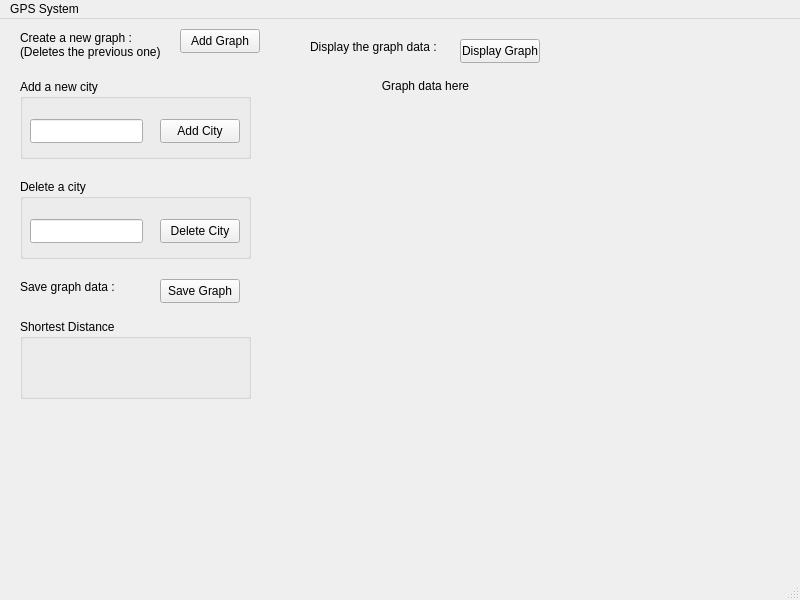
Yara-5/CS-Lab-Project, file Project/gps_system.ui: the form before one commit.
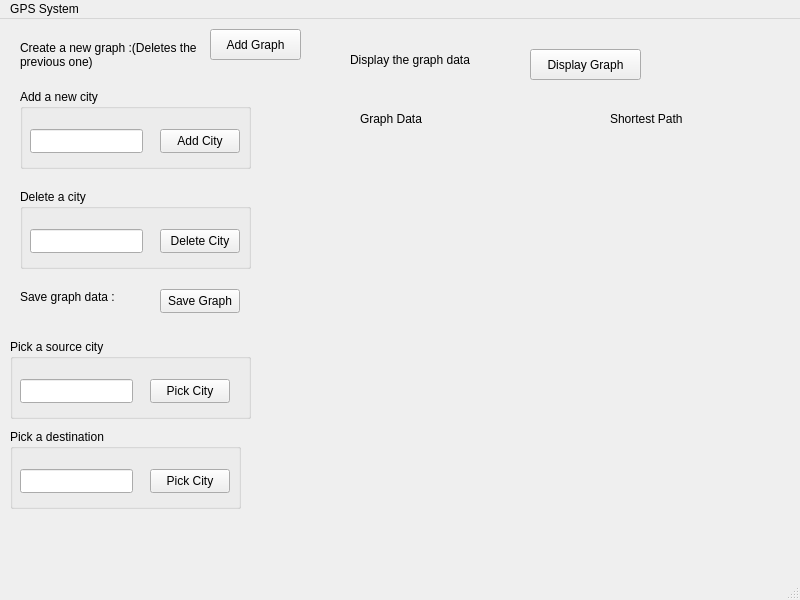
The form after the commit.

What changed in the file:
```diff
--- a/Project/gps_system.ui
+++ b/Project/gps_system.ui
@@ -17,10 +17,10 @@
    <widget class="QPushButton" name="AddGraphB">
     <property name="geometry">
      <rect>
-      <x>180</x>
+      <x>210</x>
       <y>10</y>
-      <width>80</width>
-      <height>24</height>
+      <width>91</width>
+      <height>31</height>
      </rect>
     </property>
     <property name="text">
@@ -30,10 +30,10 @@
    <widget class="QPushButton" name="DisplayGraphB">
     <property name="geometry">
      <rect>
-      <x>460</x>
-      <y>20</y>
-      <width>80</width>
-      <height>24</height>
+      <x>530</x>
+      <y>30</y>
+      <width>111</width>
+      <height>31</height>
      </rect>
     </property>
     <property name="text">
@@ -44,7 +44,7 @@
     <property name="geometry">
      <rect>
       <x>20</x>
-      <y>60</y>
+      <y>70</y>
       <width>231</width>
       <height>80</height>
      </rect>
@@ -80,7 +80,7 @@
     <property name="geometry">
      <rect>
       <x>20</x>
-      <y>160</y>
+      <y>170</y>
       <width>231</width>
       <height>80</height>
      </rect>
@@ -117,8 +117,8 @@
      <rect>
       <x>20</x>
       <y>10</y>
-      <width>141</width>
-      <height>31</height>
+      <width>181</width>
+      <height>51</height>
      </rect>
     </property>
     <property name="text">
@@ -131,14 +131,14 @@
    <widget class="QLabel" name="GraphData">
     <property name="geometry">
      <rect>
-      <x>310</x>
-      <y>60</y>
-      <width>231</width>
-      <height>321</height>
+      <x>270</x>
+      <y>130</y>
+      <width>241</width>
+      <height>401</height>
      </rect>
     </property>
     <property name="text">
-     <string>Graph data here</string>
+     <string/>
     </property>
     <property name="alignment">
      <set>Qt::AlignHCenter|Qt::AlignTop</set>
@@ -147,34 +147,21 @@
    <widget class="QLabel" name="label_3">
     <property name="geometry">
      <rect>
-      <x>310</x>
+      <x>350</x>
       <y>20</y>
-      <width>141</width>
-      <height>16</height>
+      <width>161</width>
+      <height>41</height>
      </rect>
     </property>
     <property name="text">
-     <string>Display the graph data :</string>
-    </property>
-   </widget>
-   <widget class="QGroupBox" name="ShortestDistance">
-    <property name="geometry">
-     <rect>
-      <x>20</x>
-      <y>300</y>
-      <width>231</width>
-      <height>80</height>
-     </rect>
-    </property>
-    <property name="title">
-     <string>Shortest Distance</string>
+     <string>Display the graph data</string>
     </property>
    </widget>
    <widget class="QLabel" name="label_2">
     <property name="geometry">
      <rect>
       <x>20</x>
-      <y>260</y>
+      <y>270</y>
       <width>101</width>
       <height>16</height>
      </rect>
@@ -187,7 +174,7 @@
     <property name="geometry">
      <rect>
       <x>160</x>
-      <y>260</y>
+      <y>270</y>
       <width>80</width>
       <height>24</height>
      </rect>
@@ -196,6 +183,120 @@
      <string>Save Graph</string>
     </property>
    </widget>
+   <widget class="QGroupBox" name="AddingSource">
+    <property name="geometry">
+     <rect>
+      <x>10</x>
+      <y>320</y>
+      <width>241</width>
+      <height>80</height>
+     </rect>
+    </property>
+    <property name="title">
+     <string>Pick a source city</string>
+    </property>
+    <widget class="QPushButton" name="picksource">
+     <property name="geometry">
+      <rect>
+       <x>140</x>
+       <y>40</y>
+       <width>80</width>
+       <height>24</height>
+      </rect>
+     </property>
+     <property name="text">
+      <string>Pick City</string>
+     </property>
+    </widget>
+    <widget class="QLineEdit" name="newCityL_3">
+     <property name="geometry">
+      <rect>
+       <x>10</x>
+       <y>40</y>
+       <width>113</width>
+       <height>24</height>
+      </rect>
+     </property>
+    </widget>
+   </widget>
+   <widget class="QGroupBox" name="AddDestination">
+    <property name="geometry">
+     <rect>
+      <x>10</x>
+      <y>410</y>
+      <width>231</width>
+      <height>80</height>
+     </rect>
+    </property>
+    <property name="title">
+     <string>Pick a destination</string>
+    </property>
+    <widget class="QPushButton" name="adddestination">
+     <property name="geometry">
+      <rect>
+       <x>140</x>
+       <y>40</y>
+       <width>80</width>
+       <height>24</height>
+      </rect>
+     </property>
+     <property name="text">
+      <string>Pick City</string>
+     </property>
+    </widget>
+    <widget class="QLineEdit" name="newCityL_5">
+     <property name="geometry">
+      <rect>
+       <x>10</x>
+       <y>40</y>
+       <width>113</width>
+       <height>24</height>
+      </rect>
+     </property>
+    </widget>
+   </widget>
+   <widget class="QLabel" name="ShortestPath">
+    <property name="geometry">
+     <rect>
+      <x>530</x>
+      <y>130</y>
+      <width>241</width>
+      <height>401</height>
+     </rect>
+    </property>
+    <property name="text">
+     <string/>
+    </property>
+    <property name="alignment">
+     <set>Qt::AlignHCenter|Qt::AlignTop</set>
+    </property>
+   </widget>
+   <widget class="QLabel" name="ShortestPathLabel">
+    <property name="geometry">
+     <rect>
+      <x>610</x>
+      <y>90</y>
+      <width>111</width>
+      <height>20</height>
+     </rect>
+    </property>
+    <property name="text">
+     <string>Shortest Path</string>
+    </property>
+   </widget>
+   <widget class="QLabel" name="ShortestPathLabel_2">
+    <property name="geometry">
+     <rect>
+      <x>360</x>
+      <y>90</y>
+      <width>111</width>
+      <height>20</height>
+     </rect>
+    </property>
+    <property name="text">
+     <string>Graph Data</string>
+    </property>
+   </widget>
   </widget>
   <widget class="QMenuBar" name="menubar">
    <property name="geometry">
```
Left out of the diff: 2 changed lines with no effect on the pictures.
